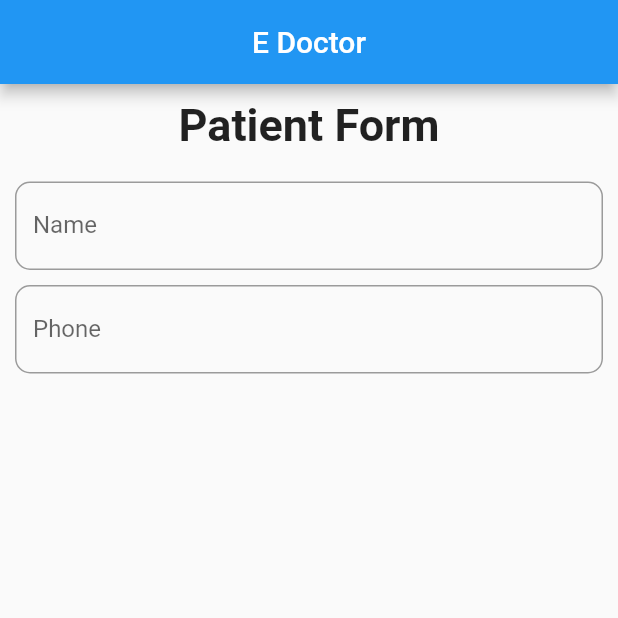
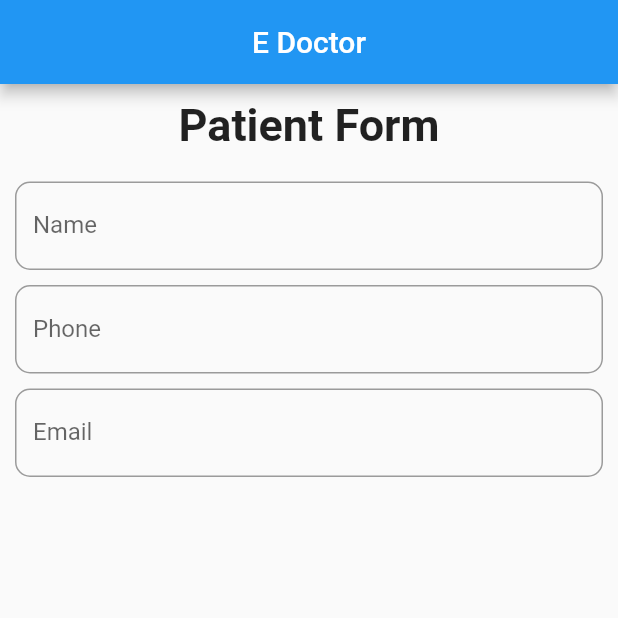
Before and after one commit to vatiza/userContactInformationSaveToFirestore, a Flutter app: the screen it shows after launch, on a phone screen of 412 x 824 dp, the top half of it. Run offline on Flutter 3.47's test engine with Material 2 defaults, Android fonts, the light colour scheme and no system bars.

Commit message:
added email field

```diff
--- a/lib/textfield.dart
+++ b/lib/textfield.dart
@@ -36,7 +36,7 @@ class _InputFieldState extends State<InputField> {
                           borderRadius: BorderRadius.circular(10),
                         ),
                         labelText: 'Name',
-                        hintText: 'Your Name'),
+                        hintText: 'Enter full name'),
                   ),
                   SizedBox(
                     height: 10,
@@ -49,7 +49,20 @@ class _InputFieldState extends State<InputField> {
                         hintText: 'Phone Number'),
                     keyboardType: TextInputType.number,
                     inputFormatters: [FilteringTextInputFormatter.digitsOnly],
-                  )
+                  ),
+                  SizedBox(
+                    height: 10,
+                  ),
+                  TextField(
+                    decoration: InputDecoration(
+                        border: OutlineInputBorder(
+                            borderRadius: BorderRadius.circular(10.0)),
+                        labelText: 'Email',
+                        hintText: 'email@example.com'),
+                  ),
+                  SizedBox(
+                    height: 10,
+                  ),
                 ],
               )
             ],
--- a/pubspec.yaml
+++ b/pubspec.yaml
@@ -45,7 +45,7 @@ dev_dependencies:
   # activated in the `analysis_options.yaml` file located at the root of your
   # package. See that file for information about deactivating specific lint
   # rules and activating additional ones.
-  flutter_lints: ^2.0.0
+  flutter_lints: ^3.0.1
 
 # For information on the generic Dart part of this file, see the
 # following page: https://dart.dev/tools/pub/pubspec
```
Also changed, not shown: pubspec.lock.
